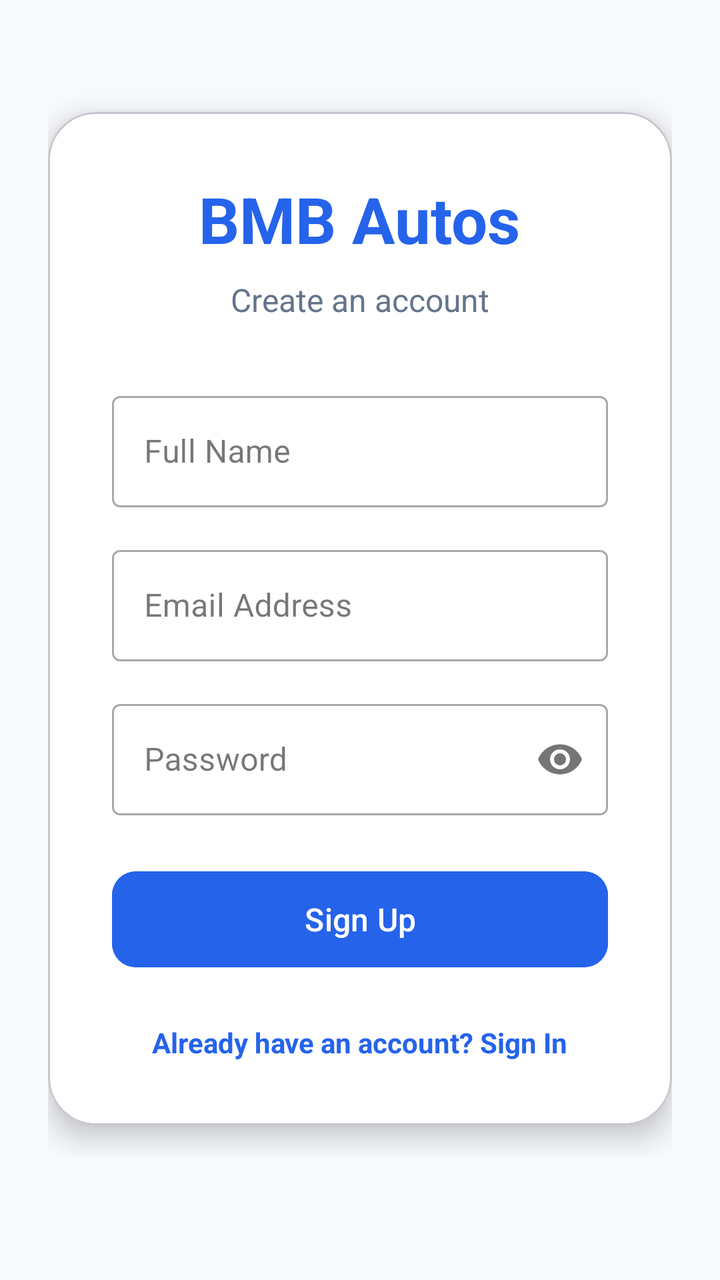
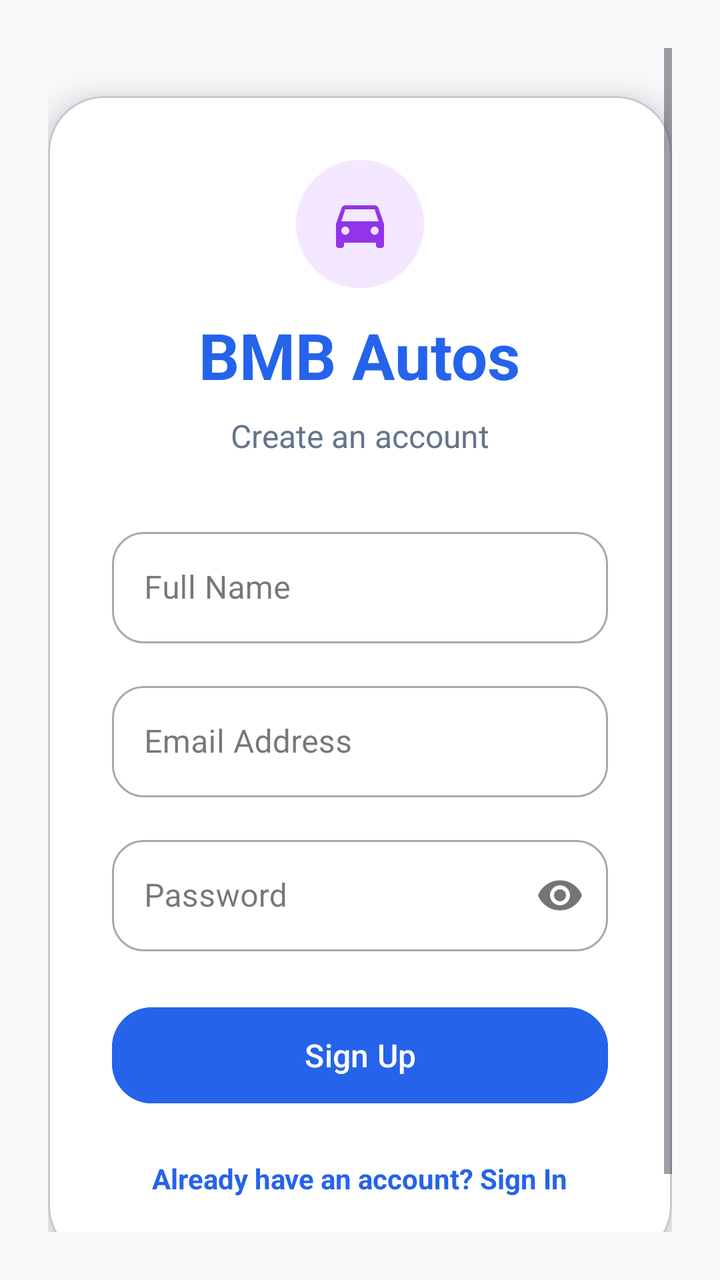

Two renders of the same Android screen: before a commit and after it. Below are the layout's source before the change and the commit's diff.
<!-- AndroidManifest.xml: application theme Theme.BMBAutos -->
<!-- res/layout/activity_register.xml -->
<?xml version="1.0" encoding="utf-8"?>
<androidx.constraintlayout.widget.ConstraintLayout xmlns:android="http://schemas.android.com/apk/res/android"
    xmlns:app="http://schemas.android.com/apk/res-auto"
    android:layout_width="match_parent"
    android:layout_height="match_parent"
    android:background="@color/bg_slate_50"
    android:padding="24dp">

    <ScrollView
        android:layout_width="match_parent"
        android:layout_height="match_parent">

        <LinearLayout
            android:layout_width="match_parent"
            android:layout_height="wrap_content"
            android:orientation="vertical"
            android:gravity="center">

            <com.google.android.material.card.MaterialCardView
                android:layout_width="match_parent"
                android:layout_height="wrap_content"
                android:layout_marginTop="32dp"
                android:layout_marginBottom="16dp"
                app:cardCornerRadius="24dp"
                app:cardElevation="8dp"
                app:cardBackgroundColor="@color/white">

                <LinearLayout
                    android:layout_width="match_parent"
                    android:layout_height="wrap_content"
                    android:orientation="vertical"
                    android:padding="32dp">

                    <TextView
                        android:id="@+id/tvTitle"
                        android:layout_width="wrap_content"
                        android:layout_height="wrap_content"
                        android:layout_gravity="center"
                        android:text="@string/app_name"
                        android:textColor="@color/brand_blue_600"
                        android:textSize="32sp"
                        android:textStyle="bold" />

                    <TextView
                        android:id="@+id/tvSubtitle"
                        android:layout_width="wrap_content"
                        android:layout_height="wrap_content"
                        android:layout_gravity="center"
                        android:layout_marginTop="8dp"
                        android:layout_marginBottom="32dp"
                        android:text="@string/register_subtitle"
                        android:textColor="@color/text_slate_500"
                        android:textSize="16sp" />

                    
                    <com.google.android.material.textfield.TextInputLayout
                        android:id="@+id/tilName"
                        style="@style/Widget.MaterialComponents.TextInputLayout.OutlinedBox"
                        android:layout_width="match_parent"
                        android:layout_height="wrap_content"
                        android:hint="@string/hint_full_name">
                        <com.google.android.material.textfield.TextInputEditText
                            android:id="@+id/etName"
                            android:layout_width="match_parent"
                            android:layout_height="wrap_content"
                            android:inputType="textPersonName" />
                    </com.google.android.material.textfield.TextInputLayout>

                    
                    <com.google.android.material.textfield.TextInputLayout
                        android:id="@+id/tilEmail"
                        style="@style/Widget.MaterialComponents.TextInputLayout.OutlinedBox"
                        android:layout_width="match_parent"
                        android:layout_height="wrap_content"
                        android:layout_marginTop="16dp"
                        android:hint="@string/hint_email_address">
                        <com.google.android.material.textfield.TextInputEditText
                            android:id="@+id/etEmail"
                            android:layout_width="match_parent"
                            android:layout_height="wrap_content"
                            android:inputType="textEmailAddress" />
                    </com.google.android.material.textfield.TextInputLayout>

                    
                    <com.google.android.material.textfield.TextInputLayout
                        android:id="@+id/tilPassword"
                        style="@style/Widget.MaterialComponents.TextInputLayout.OutlinedBox"
                        android:layout_width="match_parent"
                        android:layout_height="wrap_content"
                        android:layout_marginTop="16dp"
                        android:hint="@string/hint_password"
                        app:passwordToggleEnabled="true">
                        <com.google.android.material.textfield.TextInputEditText
                            android:id="@+id/etPassword"
                            android:layout_width="match_parent"
                            android:layout_height="wrap_content"
                            android:inputType="textPassword" />
                    </com.google.android.material.textfield.TextInputLayout>

                    
                    <com.google.android.material.button.MaterialButton
                        android:id="@+id/btnRegister"
                        android:layout_width="match_parent"
                        android:layout_height="56dp"
                        android:layout_marginTop="24dp"
                        android:backgroundTint="@color/brand_blue_600"
                        android:text="@string/btn_sign_up"
                        android:textSize="16sp"
                        app:cornerRadius="12dp" />

                    <ProgressBar
                        android:id="@+id/progressBar"
                        android:layout_width="wrap_content"
                        android:layout_height="wrap_content"
                        android:visibility="gone"
                        android:layout_gravity="center"
                        android:layout_marginTop="-40dp"/>

                    <TextView
                        android:id="@+id/tvBackToLogin"
                        android:layout_width="wrap_content"
                        android:layout_height="wrap_content"
                        android:layout_gravity="center"
                        android:layout_marginTop="24dp"
                        android:text="@string/msg_already_have_account"
                        android:textColor="@color/brand_blue_600"
                        android:textStyle="bold" />

                </LinearLayout>
            </com.google.android.material.card.MaterialCardView>
        </LinearLayout>
    </ScrollView>
</androidx.constraintlayout.widget.ConstraintLayout>
<!-- resources referenced by this layout -->
<resources>
  <color name="bg_slate_50">#F8FAFC</color>
  <color name="brand_blue_600">#2563EB</color>
  <color name="text_slate_500">#64748B</color>
  <color name="white">#FFFFFFFF</color>
  <string name="app_name">BMB Autos</string>
  <string name="btn_sign_up">Sign Up</string>
  <string name="hint_email_address">Email Address</string>
  <string name="hint_full_name">Full Name</string>
  <string name="hint_password">Password</string>
  <string name="msg_already_have_account">Already have an account? Sign In</string>
  <string name="register_subtitle">Create an account</string>
  <style name="Theme.BMBAutos" parent="Base.Theme.BMBAutos" />
  <style name="Base.Theme.BMBAutos" parent="Theme.Material3.DayNight.NoActionBar">
          
          <item name="colorPrimary">@color/brand_blue_600</item>
          <item name="android:windowBackground">@color/bg_slate_50</item>
      </style>
</resources>

<!-- the commit's change to res/layout/activity_register.xml (unified diff, before → after) -->
@@ -19,10 +19,10 @@
             <com.google.android.material.card.MaterialCardView
                 android:layout_width="match_parent"
                 android:layout_height="wrap_content"
-                android:layout_marginTop="32dp"
+                android:layout_marginTop="24dp"
                 android:layout_marginBottom="16dp"
-                app:cardCornerRadius="24dp"
-                app:cardElevation="8dp"
+                app:cardCornerRadius="28dp"
+                app:cardElevation="12dp"
                 app:cardBackgroundColor="@color/white">
 
                 <LinearLayout
@@ -30,6 +30,17 @@
                     android:layout_height="wrap_content"
                     android:orientation="vertical"
                     android:padding="32dp">
+
+                    <ImageView
+                        android:layout_width="64dp"
+                        android:layout_height="64dp"
+                        android:layout_gravity="center"
+                        android:layout_marginBottom="12dp"
+                        android:background="@drawable/bg_bubble_purple"
+                        android:contentDescription="@string/app_name"
+                        android:padding="16dp"
+                        android:src="@drawable/ic_car"
+                        app:tint="#9333EA" />
 
                     <TextView
                         android:id="@+id/tvTitle"
@@ -58,6 +69,10 @@
                         style="@style/Widget.MaterialComponents.TextInputLayout.OutlinedBox"
                         android:layout_width="match_parent"
                         android:layout_height="wrap_content"
+                        app:boxCornerRadiusTopStart="16dp"
+                        app:boxCornerRadiusTopEnd="16dp"
+                        app:boxCornerRadiusBottomStart="16dp"
+                        app:boxCornerRadiusBottomEnd="16dp"
                         android:hint="@string/hint_full_name">
                         <com.google.android.material.textfield.TextInputEditText
                             android:id="@+id/etName"
@@ -73,6 +88,10 @@
                         android:layout_width="match_parent"
                         android:layout_height="wrap_content"
                         android:layout_marginTop="16dp"
+                        app:boxCornerRadiusTopStart="16dp"
+                        app:boxCornerRadiusTopEnd="16dp"
+                        app:boxCornerRadiusBottomStart="16dp"
+                        app:boxCornerRadiusBottomEnd="16dp"
                         android:hint="@string/hint_email_address">
                         <com.google.android.material.textfield.TextInputEditText
                             android:id="@+id/etEmail"
@@ -88,6 +107,10 @@
                         android:layout_width="match_parent"
                         android:layout_height="wrap_content"
                         android:layout_marginTop="16dp"
+                        app:boxCornerRadiusTopStart="16dp"
+                        app:boxCornerRadiusTopEnd="16dp"
+                        app:boxCornerRadiusBottomStart="16dp"
+                        app:boxCornerRadiusBottomEnd="16dp"
                         android:hint="@string/hint_password"
                         app:passwordToggleEnabled="true">
                         <com.google.android.material.textfield.TextInputEditText
@@ -106,7 +129,7 @@
                         android:backgroundTint="@color/brand_blue_600"
                         android:text="@string/btn_sign_up"
                         android:textSize="16sp"
-                        app:cornerRadius="12dp" />
+                        app:cornerRadius="20dp" />
 
                     <ProgressBar
                         android:id="@+id/progressBar"
<!-- resource entries referenced after the edit -->
@@ -4,6 +4,18 @@
   <color name="brand_blue_600">#2563EB</color>
   <color name="text_slate_500">#64748B</color>
   <color name="white">#FFFFFFFF</color>
+  <!-- drawable bg_bubble_purple (drawable) -->
+  <?xml version="1.0" encoding="utf-8"?>
+  <shape xmlns:android="http://schemas.android.com/apk/res/android" android:shape="oval">
+      <solid android:color="#F3E8FF"/>
+      <size android:width="64dp" android:height="64dp"/>
+  </shape>
+  <!-- drawable ic_car (drawable) -->
+  <vector xmlns:android="http://schemas.android.com/apk/res/android"
+      android:width="24dp" android:height="24dp"
+      android:viewportWidth="24" android:viewportHeight="24">
+      <path android:fillColor="#2563EB" android:pathData="M18.92,6.01C18.72,5.42 18.16,5 17.5,5h-11c-0.66,0 -1.21,0.42 -1.42,1.01L3,12v8c0,0.55 0.45,1 1,1h1c0.55,0 1,-0.45 1,-1v-1h12v1c0,0.55 0.45,1 1,1h1c0.55,0 1,-0.45 1,-1v-8l-2.08,-5.99zM6.5,16c-0.83,0 -1.5,-0.67 -1.5,-1.5S5.67,13 6.5,13s1.5,0.67 1.5,1.5S7.33,16 6.5,16zM17.5,16c-0.83,0 -1.5,-0.67 -1.5,-1.5s0.67,-1.5 1.5,-1.5 1.5,0.67 1.5,1.5 -0.67,1.5 -1.5,1.5zM5,11l1.5,-4.5h11L19,11H5z"/>
+  </vector>
   <string name="app_name">BMB Autos</string>
   <string name="btn_sign_up">Sign Up</string>
   <string name="hint_email_address">Email Address</string>
